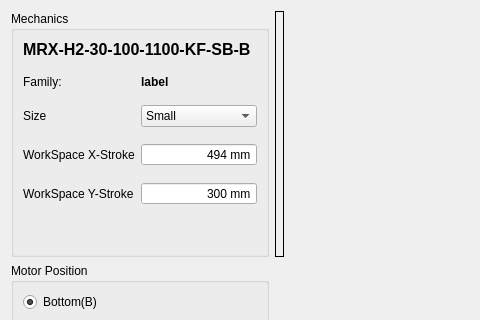
ww4u/mct-t4, file source/wnd/h2configuration.ui: the form before one commit; both pictures show x 0 to 480 and y 0 to 320 of the 763 by 432 pixel window.
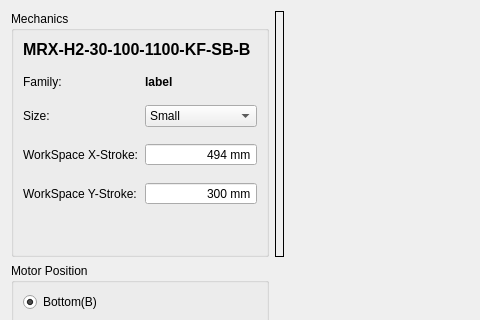
The form after the commit. Icons and pictures are not drawn.

What changed in the file:
```diff
--- a/source/wnd/h2configuration.ui
+++ b/source/wnd/h2configuration.ui
@@ -64,7 +64,7 @@
       <item row="4" column="0">
        <widget class="QLabel" name="workSpaceStrokeXLabel">
         <property name="text">
-         <string>WorkSpace X-Stroke</string>
+         <string>WorkSpace X-Stroke:</string>
         </property>
        </widget>
       </item>
@@ -84,14 +84,14 @@
       <item row="5" column="0">
        <widget class="QLabel" name="workSpaceStrokeYLabel">
         <property name="text">
-         <string>WorkSpace Y-Stroke</string>
+         <string>WorkSpace Y-Stroke:</string>
         </property>
        </widget>
       </item>
       <item row="3" column="0">
        <widget class="QLabel" name="sizeLabel">
         <property name="text">
-         <string>Size</string>
+         <string>Size:</string>
         </property>
        </widget>
       </item>
@@ -145,8 +145,14 @@
         <property name="buttonSymbols">
          <enum>QAbstractSpinBox::NoButtons</enum>
         </property>
+        <property name="specialValueText">
+         <string notr="true"/>
+        </property>
         <property name="suffix">
-         <string> mm</string>
+         <string notr="true"> mm</string>
+        </property>
+        <property name="prefix">
+         <string notr="true"/>
         </property>
         <property name="minimum">
          <number>0</number>
@@ -179,8 +185,17 @@
         <property name="buttonSymbols">
          <enum>QAbstractSpinBox::NoButtons</enum>
         </property>
+        <property name="specialValueText">
+         <string notr="true"/>
+        </property>
+        <property name="showGroupSeparator" stdset="0">
+         <bool>false</bool>
+        </property>
         <property name="suffix">
-         <string> mm</string>
+         <string notr="true"> mm</string>
+        </property>
+        <property name="prefix">
+         <string notr="true"/>
         </property>
         <property name="minimum">
          <number>0</number>
```
Left out of the diff: 20 changed lines with no effect on the pictures.
